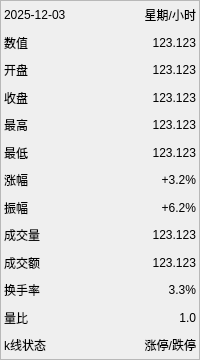
Before: the Qt Designer form src/gui/qt_widgets/MComponents/indicators/KLineOverviewWidget.ui in Daydreamer-AI/KLineReview, drawn with Qt 5.
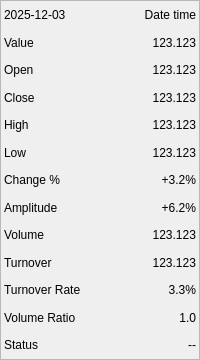
After: the same form once the commit is applied. Custom widgets are drawn as their Qt base class.

Diff of the .ui file:
```diff
--- a/src/gui/qt_widgets/MComponents/indicators/KLineOverviewWidget.ui
+++ b/src/gui/qt_widgets/MComponents/indicators/KLineOverviewWidget.ui
@@ -59,7 +59,7 @@
         <item>
          <widget class="QLabel" name="label_hours">
           <property name="text">
-           <string>星期/小时</string>
+           <string>Date time</string>
           </property>
           <property name="alignment">
            <set>Qt::AlignRight|Qt::AlignTrailing|Qt::AlignVCenter</set>
@@ -73,7 +73,7 @@
         <item>
          <widget class="QLabel" name="label_head_value">
           <property name="text">
-           <string>数值</string>
+           <string>Value</string>
           </property>
          </widget>
         </item>
@@ -94,7 +94,7 @@
         <item>
          <widget class="QLabel" name="label_head_open">
           <property name="text">
-           <string>开盘</string>
+           <string>Open</string>
           </property>
          </widget>
         </item>
@@ -115,7 +115,7 @@
         <item>
          <widget class="QLabel" name="label_head_close">
           <property name="text">
-           <string>收盘</string>
+           <string>Close</string>
           </property>
          </widget>
         </item>
@@ -136,7 +136,7 @@
         <item>
          <widget class="QLabel" name="label_head_high">
           <property name="text">
-           <string>最高</string>
+           <string>High</string>
           </property>
          </widget>
         </item>
@@ -157,7 +157,7 @@
         <item>
          <widget class="QLabel" name="label_head_low">
           <property name="text">
-           <string>最低</string>
+           <string>Low</string>
           </property>
          </widget>
         </item>
@@ -178,7 +178,7 @@
         <item>
          <widget class="QLabel" name="label_head_change_percent">
           <property name="text">
-           <string>涨幅</string>
+           <string>Change %</string>
           </property>
          </widget>
         </item>
@@ -199,7 +199,7 @@
         <item>
          <widget class="QLabel" name="label_head_amplitude">
           <property name="text">
-           <string>振幅</string>
+           <string>Amplitude</string>
           </property>
          </widget>
         </item>
@@ -220,7 +220,7 @@
         <item>
          <widget class="QLabel" name="label_head_volume">
           <property name="text">
-           <string>成交量</string>
+           <string>Volume</string>
           </property>
          </widget>
         </item>
@@ -241,7 +241,7 @@
         <item>
          <widget class="QLabel" name="label_head_amount">
           <property name="text">
-           <string>成交额</string>
+           <string>Turnover</string>
           </property>
          </widget>
         </item>
@@ -262,7 +262,7 @@
         <item>
          <widget class="QLabel" name="label_head_turnover_rate">
           <property name="text">
-           <string>换手率</string>
+           <string>Turnover Rate</string>
           </property>
          </widget>
         </item>
@@ -283,7 +283,7 @@
         <item>
          <widget class="QLabel" name="label_head_volume_ratio">
           <property name="text">
-           <string>量比</string>
+           <string>Volume Ratio</string>
           </property>
          </widget>
         </item>
@@ -304,14 +304,14 @@
         <item>
          <widget class="QLabel" name="label_head_kline_status">
           <property name="text">
-           <string>k线状态</string>
+           <string>Status</string>
           </property>
          </widget>
         </item>
         <item>
          <widget class="QLabel" name="label_kline_status">
           <property name="text">
-           <string>涨停/跌停</string>
+           <string>--</string>
           </property>
           <property name="alignment">
            <set>Qt::AlignRight|Qt::AlignTrailing|Qt::AlignVCenter</set>
@@ -325,6 +325,13 @@
    </item>
   </layout>
  </widget>
+ <customwidgets>
+  <customwidget>
+   <class>BodyLabel</class>
+   <extends>QLabel</extends>
+   <header>label</header>
+  </customwidget>
+ </customwidgets>
  <resources/>
  <connections/>
 </ui>
```
Left out of the diff: 52 changed lines with no effect on the pictures.
